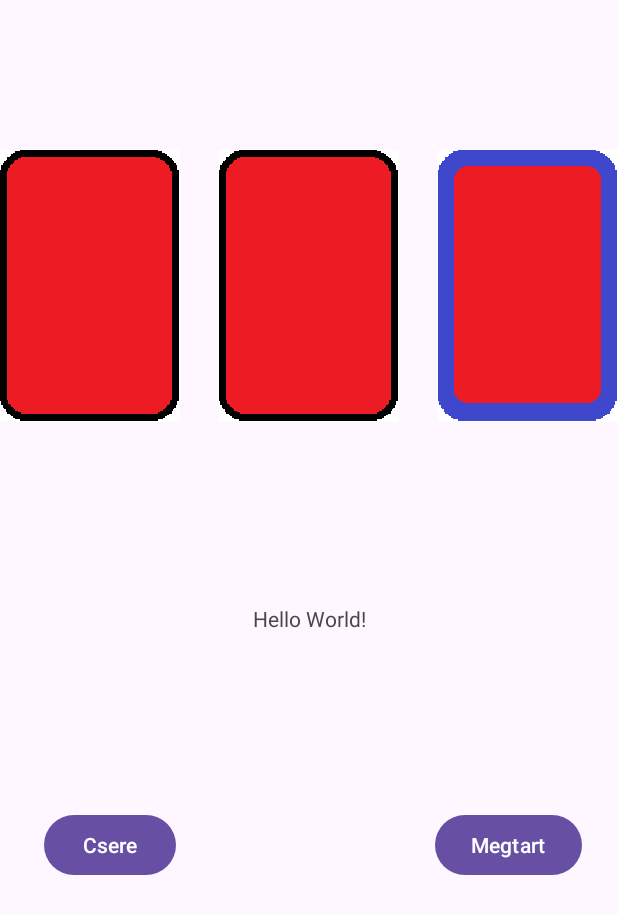
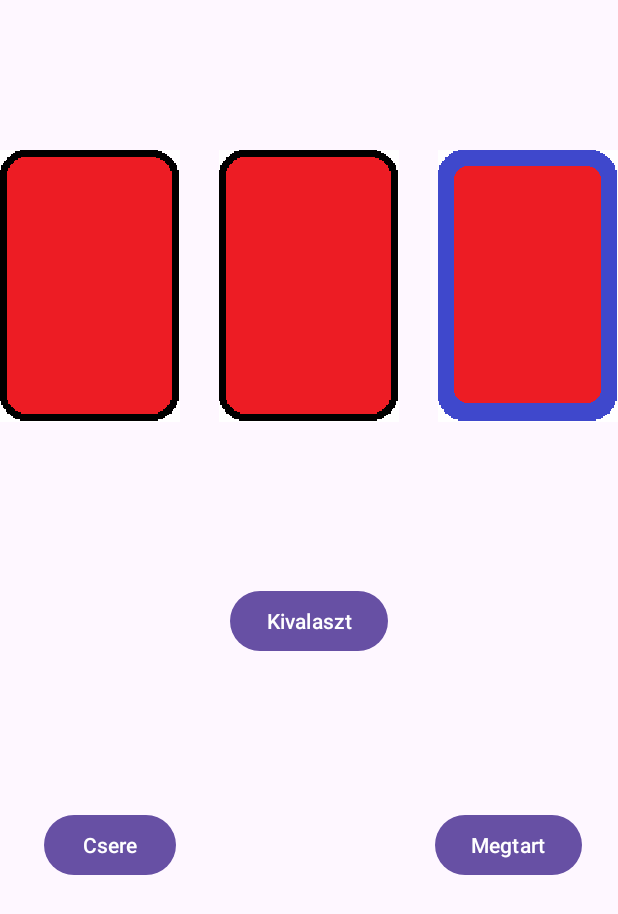
Before and after one commit to BalazsBarkoczi/MontyHall, an Android app: the screen it shows after launch (MainActivity), after a tap on an icon or button, on a phone screen of 412 x 824 dp. Shown: the top 914 px of the screen. Run offline under Robolectric (Android 15) with nearby library versions, the phone set to English and light mode, and no system bars; 2 other taps on this screen came first.

```diff
--- a/app/src/main/java/com/example/montyhall/MainActivity.java
+++ b/app/src/main/java/com/example/montyhall/MainActivity.java
@@ -10,7 +10,9 @@ import android.widget.ImageView;
 import android.widget.TextView;
 import android.widget.Toast;
 
-public class MainActivity extends AppCompatActivity implements View.OnClickListener{
+import java.util.Random;
+
+public class MainActivity extends AppCompatActivity implements View.OnClickListener {
 
 
     //kepek
@@ -24,14 +26,20 @@ public class MainActivity extends AppCompatActivity implements View.OnClickListe
 
     //Buttons
     private Button csere;
-    private  Button megtart;
+    private Button megtart;
+    private Button kivalaszt;
 
     //bool valtozo
-    private String melyik;
+    private String selected;
 
 
+    private int nyertesSzam;
 
 
+    private String nyertesKartya;
+
+
+    //Main
     @Override
     protected void onCreate(Bundle savedInstanceState) {
         super.onCreate(savedInstanceState);
@@ -49,33 +57,100 @@ public class MainActivity extends AppCompatActivity implements View.OnClickListe
         right = findViewById(R.id.rightImg);
         right.setOnClickListener(this);
 
-        melyik = "nincs";
+        //megtart gomb
+        megtart = findViewById(R.id.megtartBtn);
+
+        //csere gomb
+        csere = findViewById(R.id.csereBtn);
+
+        //kivalaszt gomb
+        kivalaszt = findViewById(R.id.kivalasztBtn);
+        kivalaszt.setOnClickListener(this);
+
+
+        selected = "nincs";
+
+        String[] valasztek = {"left", "middle", "right"};
+        Random random = new Random();
+        nyertesSzam = random.nextInt(3);
+        nyertesKartya = valasztek[nyertesSzam];
+
 
     }
 
 
     @Override
     public void onClick(View view) {
-        if(view.getId() == R.id.leftImg ){
+        if (view.getId() == R.id.leftImg) {
             setEmptyView();
+            Toast.makeText(this, "bal", Toast.LENGTH_SHORT).show();
+            left.setImageResource(R.mipmap.kijelolt);
+            selected = "left";
+
+        } else if (view.getId() == R.id.middleImg) {
+            setEmptyView();
+            Toast.makeText(this, "kozepso", Toast.LENGTH_SHORT).show();
+            middle.setImageResource(R.mipmap.kijelolt);
+            selected = "middle";
+        } else if (view.getId() == R.id.rightImg) {
+            setEmptyView();
+            Toast.makeText(this, "jobb", Toast.LENGTH_SHORT).show();
+            right.setImageResource(R.mipmap.kijelolt);
+            selected = "right";
+        } else if (view.getId() == R.id.kivalasztBtn) {
+
+            if (selected.equals( "nincs")) {
+                Toast.makeText(this, "Plese select", Toast.LENGTH_SHORT).show();
+            } else {
+                //kinyit()
+                Kinyit();
+                //Toast.makeText(this,"kinyit",Toast.LENGTH_SHORT).show();
+
+            }
+        }
 
 
-            Toast.makeText(this,"bal",Toast.LENGTH_SHORT).show();
-            left.setImageResource(R.mipmap.kijelolt);
+        //Toast.makeText(this,"Plese select",Toast.LENGTH_SHORT).show();
 
+
+    }
+
+
+
+    public void Kinyit(){
+
+        if(selected.equals( "left")){
+            //ha eltalta a baloldalit
+            if(nyertesKartya.equals( selected) || nyertesKartya.equals( "middle")){
+                //jobb oldali kinyit
+                right.setImageResource(R.mipmap.kecske);
+            }
+            else{
+                middle.setImageResource(R.mipmap.kecske);
+            }
         }
-        else if(view.getId() == R.id.middleImg){
-            setEmptyView();
-            Toast.makeText(this,"kozepso",Toast.LENGTH_SHORT).show();
-            middle.setImageResource(R.mipmap.kijelolt);
+        else if(selected.equals( "middle")){
+            if(nyertesKartya.equals( selected) || nyertesKartya.equals( "left")){
+                right.setImageResource(R.mipmap.kecske);
+            }
+            else{
+                left.setImageResource(R.mipmap.kecske);
+            }
         }
-        else if(view.getId() == R.id.rightImg){
-            setEmptyView();
-            Toast.makeText(this,"jobb",Toast.LENGTH_SHORT).show();
-            right.setImageResource(R.mipmap.kijelolt);
+        else if(selected.equals( "right")){
+            if(selected.equals( nyertesKartya) || nyertesKartya.equals( "middle")){
+                left.setImageResource(R.mipmap.kecske);
+            }
+            else{
+                middle.setImageResource(R.mipmap.kecske);
+            }
         }
 
     }
+
+
+
+
 
     public void setEmptyView(){
         left.setImageResource(R.mipmap.megforditott);
--- a/app/src/main/res/layout/activity_main.xml
+++ b/app/src/main/res/layout/activity_main.xml
@@ -95,4 +95,13 @@
         android:orientation="horizontal"
         app:layout_constraintGuide_begin="20dp" />
 
+    <Button
+        android:id="@+id/kivalasztBtn"
+        android:layout_width="wrap_content"
+        android:layout_height="wrap_content"
+        android:text="Kivalaszt"
+        app:layout_constraintBottom_toTopOf="@+id/guideline4"
+        app:layout_constraintEnd_toEndOf="parent"
+        app:layout_constraintStart_toStartOf="parent" />
+
 </androidx.constraintlayout.widget.ConstraintLayout>
```
Also changed, not shown: app/src/main/res/mipmap-hdpi/kecske.png (added), app/src/main/res/mipmap-hdpi/kocsi.png (added).
